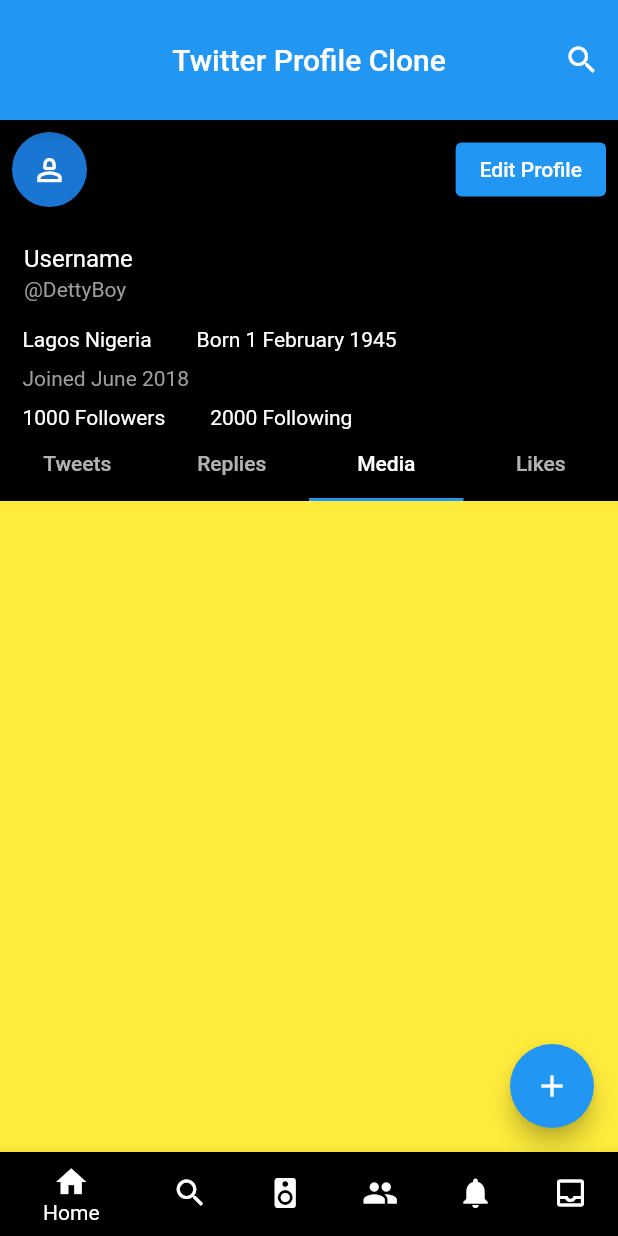
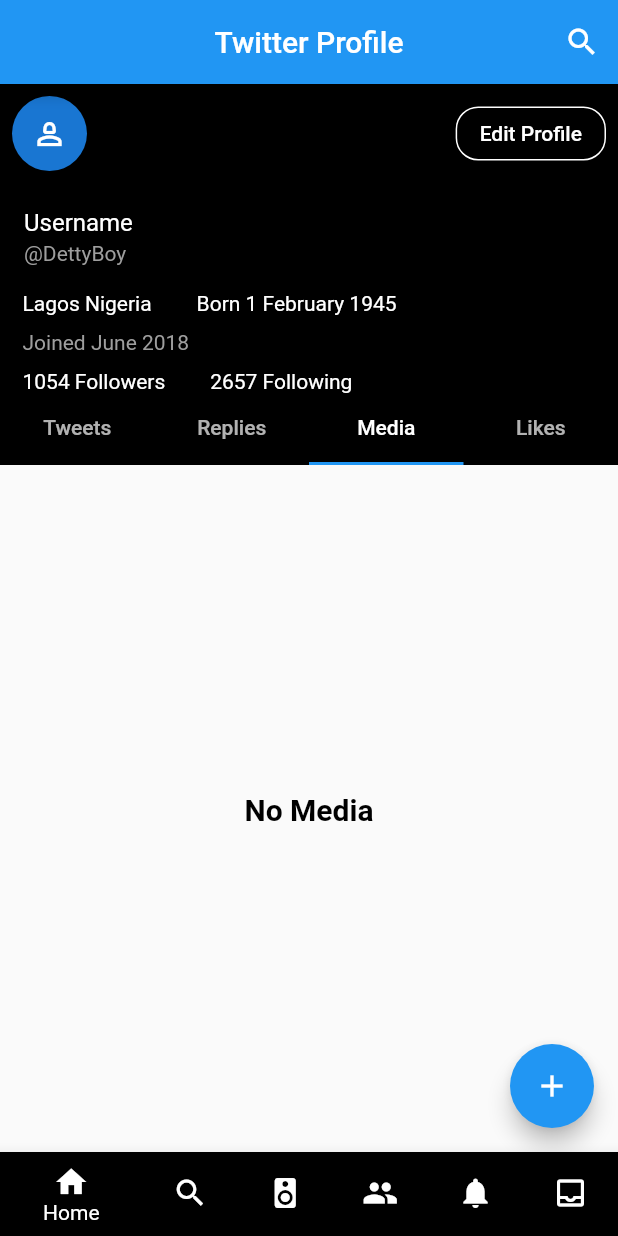
Before and after one commit to dettyboy2022/Twitter-Profile, a Flutter app: the screen it shows after launch, tab 3 chosen, on a phone screen of 412 x 824 dp. Run offline on Flutter 3.47's test engine with Material 2 defaults, Android fonts, the phone set to English and light mode, and no system bars.

Commit message:
profile head update

```diff
--- a/lib/main.dart
+++ b/lib/main.dart
@@ -20,7 +20,7 @@ class MyApp extends StatelessWidget {
       theme: ThemeData(
         primarySwatch: Colors.blue,
       ),
-      home: const MyHomePage(title: 'Twitter Profile Clone'),
+      home: const MyHomePage(title: 'Twitter Profile'),
     );
   }
 }
@@ -42,7 +42,7 @@ class _MyHomePageState extends State<MyHomePage> {
       appBar: AppBar(
         title: Text(widget.title),
         centerTitle: true,
-        toolbarHeight: 80,
+        // toolbarHeight: 80,
         actions: [
           IconButton(onPressed: (() {}), icon: const Icon(Icons.search)),
         ],
@@ -62,7 +62,13 @@ class _MyHomePageState extends State<MyHomePage> {
                     child: Icon(Icons.person_2_outlined),
                   ),
                   ElevatedButton(
-                      onPressed: () {}, child: const Text('Edit Profile'))
+                      style: ElevatedButton.styleFrom(
+                          side: const BorderSide(color: Colors.white),
+                          shape: RoundedRectangleBorder(
+                              borderRadius: BorderRadius.circular(15)),
+                          backgroundColor: Colors.transparent),
+                      onPressed: () {},
+                      child: const Text('Edit Profile'))
                 ],
               ),
             ),
@@ -106,14 +112,14 @@ class _MyHomePageState extends State<MyHomePage> {
               child: Row(
                 children: const [
                   Text(
-                    '1000 Followers',
+                    '1054 Followers',
                     style: TextStyle(color: Colors.white),
                   ),
                   SizedBox(
                     width: 30,
                   ),
                   Text(
-                    '2000 Following',
+                    '2657 Following',
                     style: TextStyle(color: Colors.white),
                   )
                 ],
@@ -144,6 +150,8 @@ class _MyHomePageState extends State<MyHomePage> {
     );
   }
 }
+
+
 
 class BodyTab extends StatefulWidget {
   const BodyTab({super.key});
@@ -183,7 +191,6 @@ class _BodyTabState extends State<BodyTab> with TickerProviderStateMixin {
             ),
           ],
         ),
-        // ignore: sized_box_for_whitespace
         Container(
           height: MediaQuery.of(context).size.height,
           color: const Color.fromARGB(115, 0, 0, 0),
--- a/lib/mediapage.dart
+++ b/lib/mediapage.dart
@@ -10,8 +10,15 @@ class MediaPage extends StatefulWidget {
 class _MediaPageState extends State<MediaPage> {
   @override
   Widget build(BuildContext context) {
-    return Container(
-        color: Colors.yellow,
-        );
+    return const Scaffold(
+      body: Center(
+        heightFactor: 20,
+        child: Text(
+          'No Media',
+          style: TextStyle(
+              color: Colors.black, fontWeight: FontWeight.bold, fontSize: 20),
+        ),
+      ),
+    );
   }
 }
--- a/lib/replies.dart
+++ b/lib/replies.dart
@@ -12,7 +12,7 @@ class _RepliesState extends State<Replies> {
   @override
   Widget build(BuildContext context) {
     return const Tweets(
-      // height: 500,
-    );
+        // height: 500,
+        );
   }
 }
```
Also changed, not shown: lib/likes.dart (+9 -2 lines).
